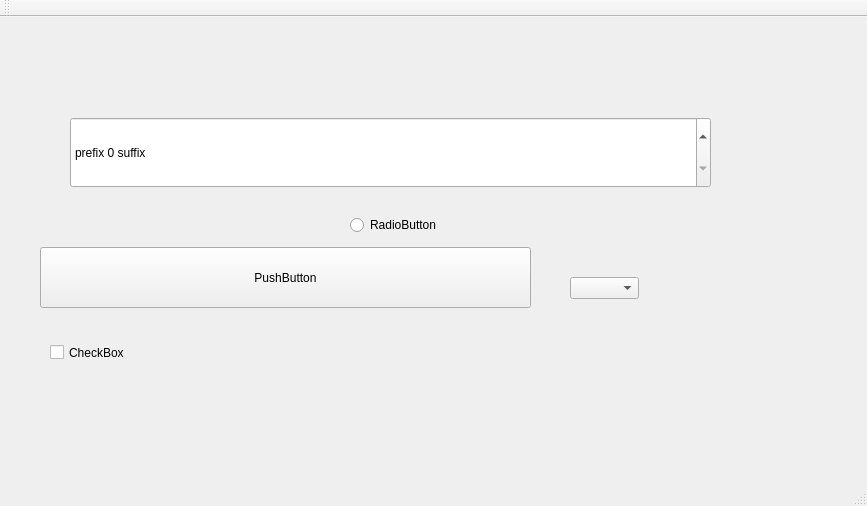
Old version of the form gui/QSpinBox/mainwindow.ui in the repository jinhang87/qtutil.
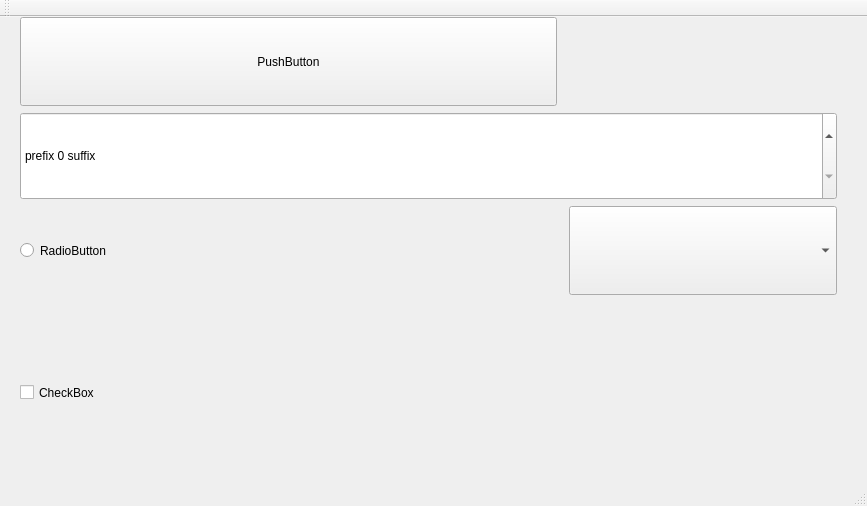
New version of the form.

Patch:
```diff
--- a/gui/QSpinBox/mainwindow.ui
+++ b/gui/QSpinBox/mainwindow.ui
@@ -14,84 +14,91 @@
    <string>MainWindow</string>
   </property>
   <widget class="QWidget" name="centralWidget">
-   <widget class="QSpinBox" name="spinBox">
-    <property name="geometry">
-     <rect>
-      <x>70</x>
-      <y>100</y>
-      <width>641</width>
-      <height>71</height>
-     </rect>
+   <layout class="QGridLayout" name="gridLayout">
+    <property name="leftMargin">
+     <number>20</number>
     </property>
-    <property name="styleSheet">
-     <string notr="true"/>
+    <property name="topMargin">
+     <number>0</number>
     </property>
-    <property name="suffix">
-     <string> suffix</string>
+    <property name="rightMargin">
+     <number>30</number>
     </property>
-    <property name="prefix">
-     <string>prefix </string>
+    <property name="bottomMargin">
+     <number>0</number>
     </property>
-   </widget>
-   <widget class="QPushButton" name="pushButton">
-    <property name="geometry">
-     <rect>
-      <x>40</x>
-      <y>230</y>
-      <width>491</width>
-      <height>61</height>
-     </rect>
+    <property name="horizontalSpacing">
+     <number>12</number>
     </property>
-    <property name="text">
-     <string>PushButton</string>
-    </property>
-   </widget>
-   <widget class="QCheckBox" name="checkBox">
-    <property name="geometry">
-     <rect>
-      <x>50</x>
-      <y>300</y>
-      <width>331</width>
-      <height>71</height>
-     </rect>
-    </property>
-    <property name="text">
-     <string>CheckBox</string>
-    </property>
-   </widget>
-   <widget class="QComboBox" name="comboBox">
-    <property name="geometry">
-     <rect>
-      <x>570</x>
-      <y>260</y>
-      <width>69</width>
-      <height>22</height>
-     </rect>
-    </property>
-   </widget>
-   <widget class="QRadioButton" name="radioButton">
-    <property name="geometry">
-     <rect>
-      <x>350</x>
-      <y>200</y>
-      <width>89</width>
-      <height>16</height>
-     </rect>
-    </property>
-    <property name="text">
-     <string>RadioButton</string>
-    </property>
-   </widget>
-   <widget class="QWidget" name="widget" native="true">
-    <property name="geometry">
-     <rect>
-      <x>250</x>
-      <y>300</y>
-      <width>271</width>
-      <height>141</height>
-     </rect>
-    </property>
-   </widget>
+    <item row="0" column="0" colspan="2">
+     <widget class="QPushButton" name="pushButton">
+      <property name="sizePolicy">
+       <sizepolicy hsizetype="Minimum" vsizetype="Preferred">
+        <horstretch>0</horstretch>
+        <verstretch>0</verstretch>
+       </sizepolicy>
+      </property>
+      <property name="text">
+       <string>PushButton</string>
+      </property>
+     </widget>
+    </item>
+    <item row="1" column="0" colspan="3">
+     <widget class="QSpinBox" name="spinBox">
+      <property name="sizePolicy">
+       <sizepolicy hsizetype="Minimum" vsizetype="Preferred">
+        <horstretch>0</horstretch>
+        <verstretch>0</verstretch>
+       </sizepolicy>
+      </property>
+      <property name="styleSheet">
+       <string notr="true"/>
+      </property>
+      <property name="suffix">
+       <string> suffix</string>
+      </property>
+      <property name="prefix">
+       <string>prefix </string>
+      </property>
+     </widget>
+    </item>
+    <item row="2" column="0" colspan="2">
+     <widget class="QRadioButton" name="radioButton">
+      <property name="sizePolicy">
+       <sizepolicy hsizetype="Minimum" vsizetype="Preferred">
+        <horstretch>0</horstretch>
+        <verstretch>0</verstretch>
+       </sizepolicy>
+      </property>
+      <property name="text">
+       <string>RadioButton</string>
+      </property>
+     </widget>
+    </item>
+    <item row="2" column="2">
+     <widget class="QComboBox" name="comboBox">
+      <property name="sizePolicy">
+       <sizepolicy hsizetype="Preferred" vsizetype="Preferred">
+        <horstretch>0</horstretch>
+        <verstretch>0</verstretch>
+       </sizepolicy>
+      </property>
+     </widget>
+    </item>
+    <item row="3" column="0" rowspan="2" colspan="2">
+     <widget class="QCheckBox" name="checkBox">
+      <property name="sizePolicy">
+       <sizepolicy hsizetype="Minimum" vsizetype="Preferred">
+        <horstretch>0</horstretch>
+        <verstretch>0</verstretch>
+       </sizepolicy>
+      </property>
+      <property name="text">
+       <string>CheckBox</string>
+      </property>
+     </widget>
+    </item>
+   </layout>
   </widget>
   <widget class="QMenuBar" name="menuBar">
    <property name="geometry">
```
